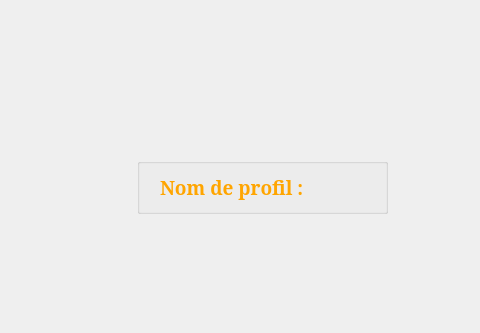
Above: StreetCar/StreetCar/MainWindow.ui from paboccard/Projet_Prog_Jeu before the change; both pictures show x 556 to 1036 and y 0 to 333 of the 1036 by 549 pixel window. Below: the same form after it.
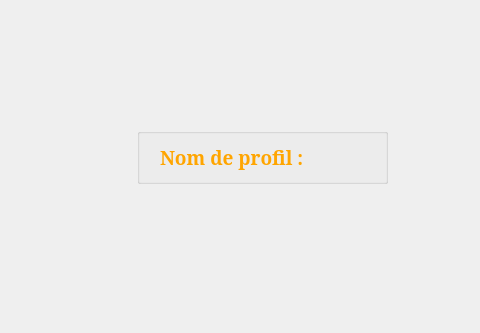
That is the form after the change. Icons and pictures are not drawn.

```diff
--- a/StreetCar/StreetCar/MainWindow.ui
+++ b/StreetCar/StreetCar/MainWindow.ui
@@ -48,7 +48,7 @@
           <property name="minimumSize">
            <size>
             <width>1000</width>
-            <height>130</height>
+            <height>100</height>
            </size>
           </property>
           <property name="maximumSize">
```
